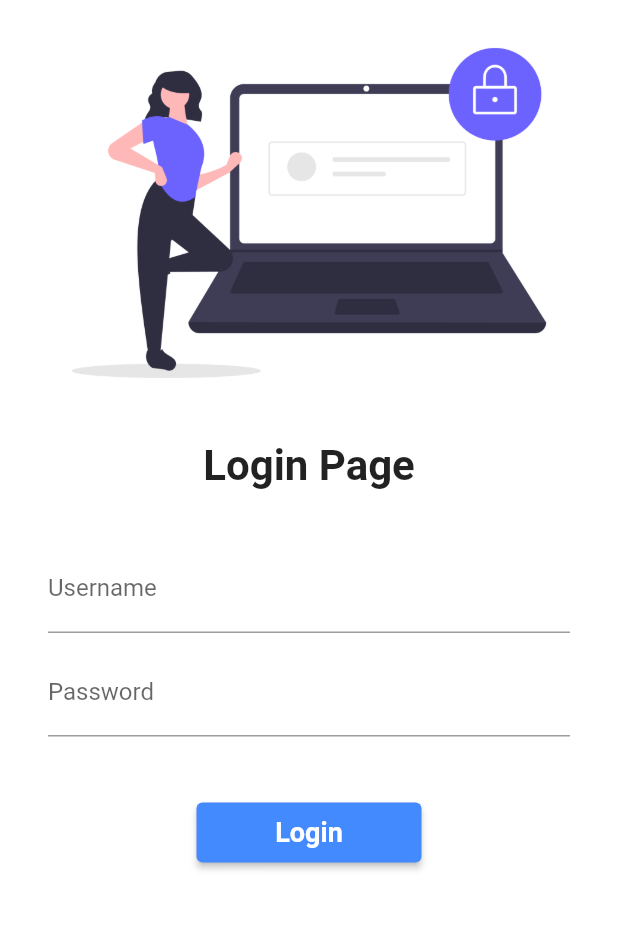
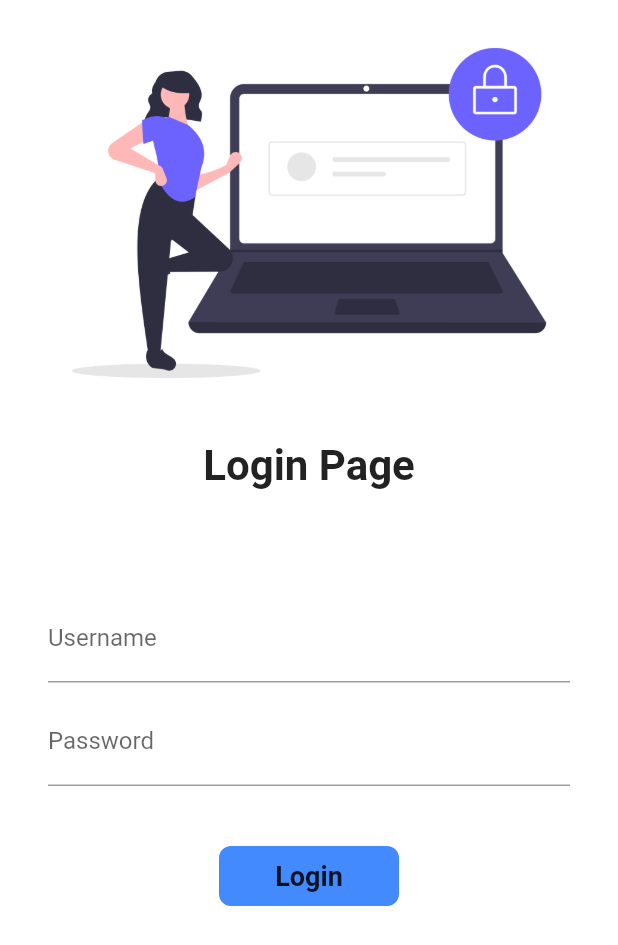
Before and after one commit to SMAmmadAli/30_days_of_flutter, a Flutter app: the screen it shows after launch, on a phone screen of 412 x 824 dp. Shown: the top 945 px of the screen. Run offline on Flutter 3.47's test engine with Material 2 defaults, Android fonts, the light colour scheme and no system bars.

Commit message:
Day 6 Completed

```diff
--- a/full_flutter/lib/Pages/Login_page.dart
+++ b/full_flutter/lib/Pages/Login_page.dart
@@ -3,7 +3,16 @@
 import 'package:flutter/material.dart';
 import 'package:full_flutter/utils/routes.dart';
 
-class LoginPage extends StatelessWidget {
+class LoginPage extends StatefulWidget {
+  @override
+  State<LoginPage> createState() => _LoginPageState();
+}
+
+class _LoginPageState extends State<LoginPage> {
+
+  String name = "";
+  bool changeButton = false;
+
  @override
   Widget build(BuildContext context) {
     return Material(
@@ -18,7 +27,7 @@
             SizedBox(
               height: 10.0,
             ),
-            Text("Login Page",
+            Text("Login Page\n$name",
             style: TextStyle(
               fontSize: 28,
               fontWeight: FontWeight.w700,
@@ -36,6 +45,10 @@
                       hintText: "Enter your Name",
                       labelText: "Username"
                     ),
+                    onChanged: (value){
+                      name = value;
+                    setState(() {});
+                      }
                   ),
                   SizedBox(
                     height: 10.0,
@@ -50,21 +63,53 @@
             SizedBox(
               height: 40.0,
             ),
-            ElevatedButton(
-              child: Text("Login"),
-              style: TextButton.styleFrom(
-                minimumSize: Size(150.0,40.0),
-                backgroundColor: Colors.blueAccent,
-                primary: Colors.white,
-                textStyle: TextStyle(
-                  fontWeight: FontWeight.w700,
-                  fontSize: 18,
-                  )
-              ),
-              onPressed: () {
+
+            InkWell(
+              onTap: ()async{
+                setState(() {
+                  changeButton = true;
+                });
+                await Future.delayed(Duration(seconds: 1));
                 Navigator.pushNamed(context, MyRoutes.homeRoute);
               },
+              child: AnimatedContainer(
+                duration: Duration(seconds: 1),
+                height: 40,
+                width: changeButton?50:120,
+                alignment: Alignment.center,
+                child: changeButton? Icon(
+                  Icons.done,
+                  color: Colors.white,
+                ):Text(
+                  "Login",
+                  style: TextStyle(
+                    fontSize: 18,
+                    fontWeight: FontWeight.w700,
+                  ),
+                ),
+                decoration: BoxDecoration(
+                  color: Colors.blueAccent,
+                  // shape: changeButton? BoxShape.circle : BoxShape.rectangle
+                  borderRadius: BorderRadius.circular(changeButton?40:8.0),
+                ),
+              ),
             )
+
+            // ElevatedButton(
+            //   child: Text("Login"),
+            //   style: TextButton.styleFrom(
+            //     minimumSize: Size(150.0,40.0),
+            //     backgroundColor: Colors.blueAccent,
+            //     primary: Colors.white,
+            //     textStyle: TextStyle(
+            //       fontWeight: FontWeight.w700,
+            //       fontSize: 18,
+            //       )
+            //   ),
+            //   onPressed: () {
+            //     Navigator.pushNamed(context, MyRoutes.homeRoute);
+            //   },
+            // ),
                 ],
               ),
             ),
--- a/full_flutter/lib/Pages/second_page.dart
+++ b/full_flutter/lib/Pages/second_page.dart
@@ -9,6 +9,7 @@
    final String name = "Babar Azam";
    final int num = 56;
    final bool isMale = true;
+
    var day = "Friday";
     const pi = 3.142;
 
```
